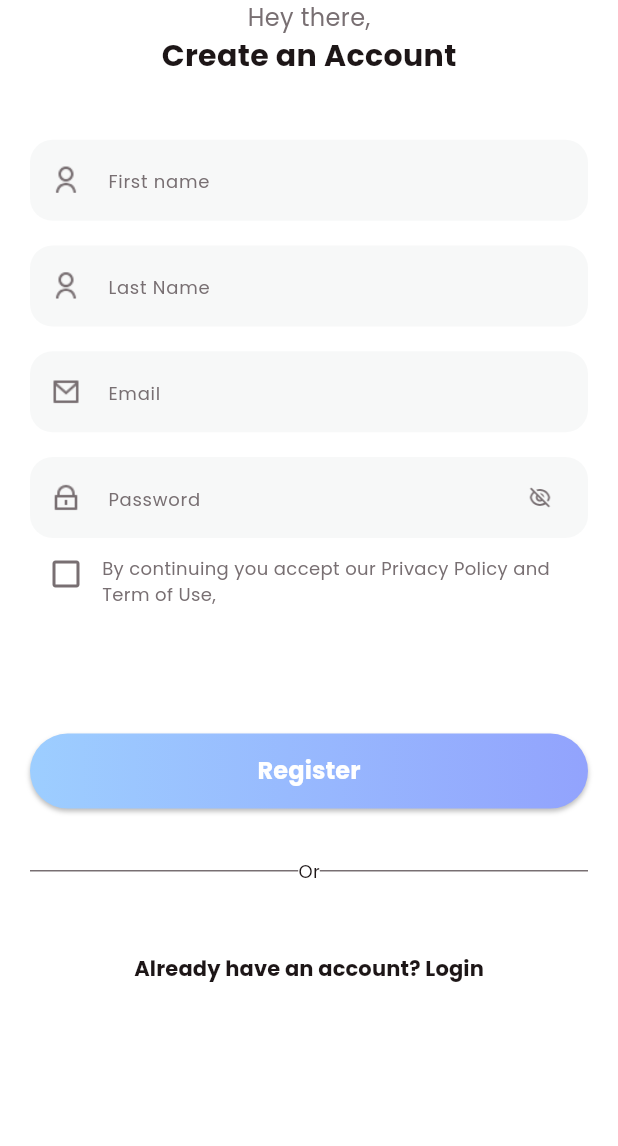
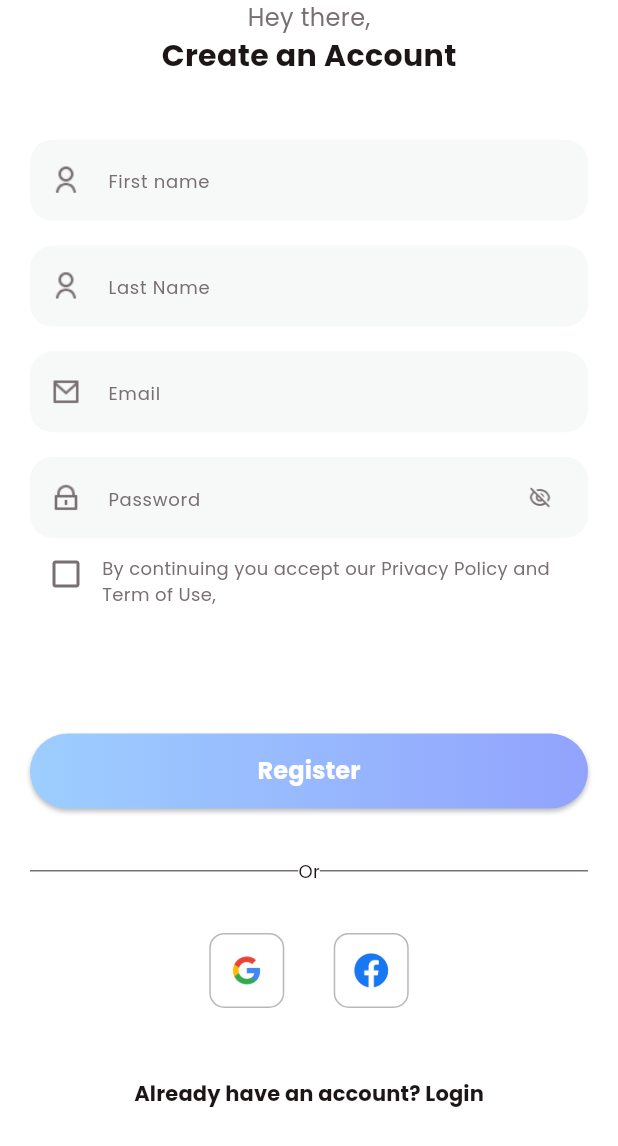
Before and after one commit to sdhaputhanthrie/Fitness-App, a Flutter app: the screen it shows after launch, on a phone screen of 412 x 824 dp. Shown: the top 1146 px of the screen. Run offline on Flutter 3.47's test engine with Material 3 defaults, Android fonts, the light colour scheme and no system bars.

Commit message:
add Fb and google icons signup page

```diff
--- a/lib/view/login/signup_view.dart
+++ b/lib/view/login/signup_view.dart
@@ -100,9 +100,66 @@ class  _SignUpViewState extends State <SignUpView> {
           ],
           ),
           SizedBox(height: media.height * 0.04,),
-          TextButton(onPressed:(){}, child: Text("Already have an account? Login",
+
+          Row(
+            mainAxisAlignment: MainAxisAlignment.center,
+            children: [
+            GestureDetector(
+              onTap: () {
+
+              },child: Container(
+                width: 50,
+                height: 50,
+                alignment: Alignment.center,
+                decoration: BoxDecoration(
+                color: TColor.white,
+                 border: Border.all(width:1, color: TColor.gray.withOpacity(0.5),),
+                borderRadius: BorderRadius.circular(10),),
+
+              child:Image.asset("assets/img/google.png",width: 20, height: 20,
+              ),
+              ),
+
+
+              ),
+
+              SizedBox(width: media.height * 0.04,),
+
+               GestureDetector(
+              onTap: () {
+
+              },child: Container(
+                width: 50,
+                height: 50,
+                alignment: Alignment.center,
+                decoration: BoxDecoration(
+                color: TColor.white,
+                 border: Border.all(width:1, color: TColor.gray.withOpacity(0.5),),
+                borderRadius: BorderRadius.circular(10),),
+
+              child:Image.asset("assets/img/facebook.png",width: 45, height: 45,
+              ),
+              ),
+
+              )
+
+          ],),
+
+          SizedBox(height: media.height * 0.04,),
+
+          TextButton(onPressed:(){}, child: Row(
+            mainAxisSize: MainAxisSize.min,
+
+          children: [ Text("Already have an account?",
               style: TextStyle(color: TColor.black,fontSize: 14, fontWeight: FontWeight.w700 ),
-              ),),
+              ),
+
+             Text(" Login",
+              style: TextStyle(color: TColor.black,fontSize: 14, fontWeight: FontWeight.w700 ),
+              )
+              ]),),
+
+
           SizedBox(height: media.height * 0.04,),
 
 
```
Also changed, not shown: assets/img/facebook.png (added), assets/img/google.png (added).
